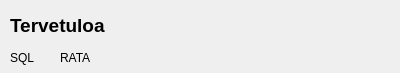
Qt form astl/asetinlaitepaneeli.ui (artoh/ratapiha-kauko) before a commit.
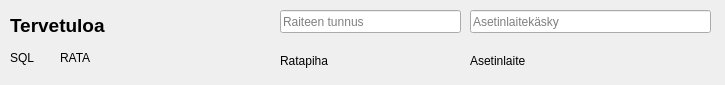
The same form after that commit.

```diff
--- a/astl/asetinlaitepaneeli.ui
+++ b/astl/asetinlaitepaneeli.ui
@@ -6,8 +6,8 @@
    <rect>
     <x>0</x>
     <y>0</y>
-    <width>400</width>
-    <height>73</height>
+    <width>725</width>
+    <height>85</height>
    </rect>
   </property>
   <property name="windowTitle">
@@ -18,7 +18,7 @@
     <rect>
      <x>10</x>
      <y>10</y>
-     <width>371</width>
+     <width>251</width>
      <height>31</height>
     </rect>
    </property>
@@ -59,6 +59,58 @@
     <string>RATA</string>
    </property>
   </widget>
+  <widget class="QLineEdit" name="kysymysEdit">
+   <property name="geometry">
+    <rect>
+     <x>280</x>
+     <y>10</y>
+     <width>181</width>
+     <height>23</height>
+    </rect>
+   </property>
+   <property name="placeholderText">
+    <string>Raiteen tunnus</string>
+   </property>
+  </widget>
+  <widget class="QLabel" name="raideInfoLabel">
+   <property name="geometry">
+    <rect>
+     <x>280</x>
+     <y>40</y>
+     <width>181</width>
+     <height>41</height>
+    </rect>
+   </property>
+   <property name="text">
+    <string>Ratapiha</string>
+   </property>
+  </widget>
+  <widget class="QLineEdit" name="kaskyEdit">
+   <property name="geometry">
+    <rect>
+     <x>470</x>
+     <y>10</y>
+     <width>241</width>
+     <height>23</height>
+    </rect>
+   </property>
+   <property name="placeholderText">
+    <string>Asetinlaitekäsky</string>
+   </property>
+  </widget>
+  <widget class="QLabel" name="aslVastausLabel">
+   <property name="geometry">
+    <rect>
+     <x>470</x>
+     <y>40</y>
+     <width>241</width>
+     <height>41</height>
+    </rect>
+   </property>
+   <property name="text">
+    <string>Asetinlaite</string>
+   </property>
+  </widget>
  </widget>
  <resources/>
  <connections/>
```
